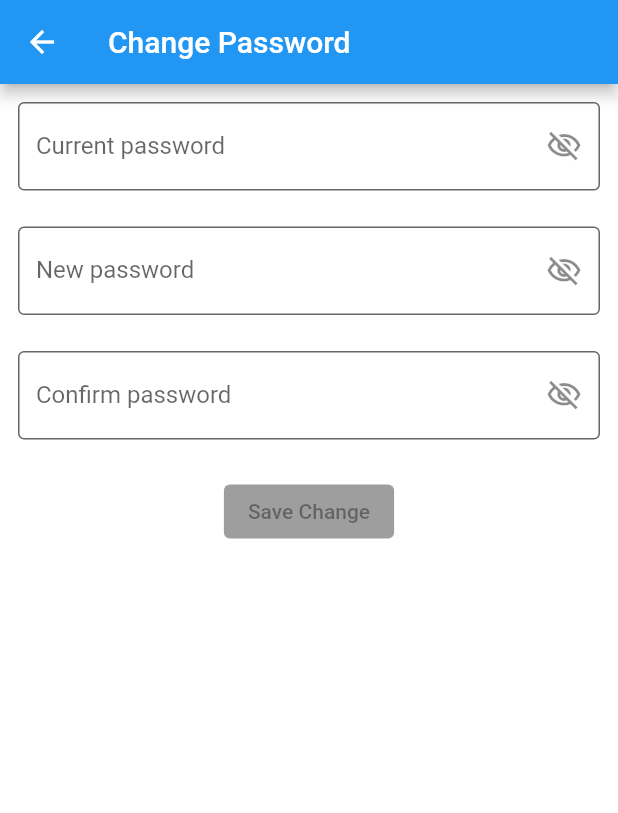
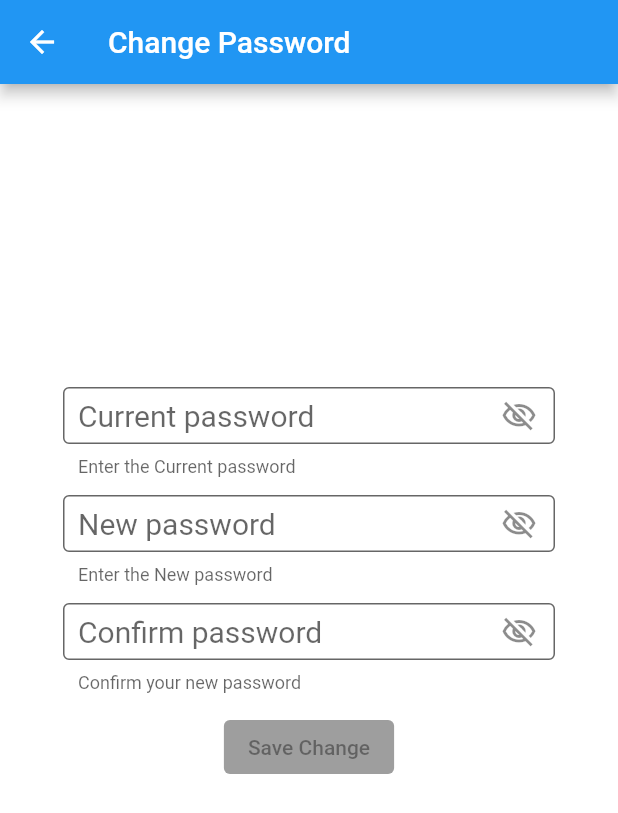
Before and after one commit to henryliang3027/ricoms_app, a Flutter app: the ChangePasswordPage screen opened directly, on a phone screen of 412 x 824 dp. Shown: the top 813 px of the screen. Run offline on Flutter 3.47's test engine with Material 2 defaults, Android fonts, the phone set to English and light mode, and no system bars; our stand-ins replace bloc, dio, equatable, flutter_bloc, formz, hive and 1 more; missing offline and left inert: flutter_simple_treeview, flutter_treeview; accounts and stored records are empty.

Commit message:
update ui

```diff
--- a/lib/change_password/view/change_password_form.dart
+++ b/lib/change_password/view/change_password_form.dart
@@ -77,18 +77,42 @@ class ChangePasswordForm extends StatelessWidget {
         }
       },
       child: Column(
+        mainAxisSize: MainAxisSize.min,
+        mainAxisAlignment: MainAxisAlignment.center,
         children: [
-          _CurrentPasswordInput(),
-          const Padding(padding: EdgeInsets.all(12)),
-          _NewPasswordInput(),
-          const Padding(padding: EdgeInsets.all(12)),
-          _ConfirmPasswordInput(),
-          const Padding(padding: EdgeInsets.all(12)),
+          Padding(
+            padding: const EdgeInsets.only(left: 30.0, right: 30.0),
+            child: SizedBox(
+              height: 60,
+              child: _CurrentPasswordInput(),
+            ),
+          ),
+
+          const Padding(padding: EdgeInsets.all(6)),
+          Padding(
+            padding: const EdgeInsets.only(left: 30.0, right: 30.0),
+            child: SizedBox(
+              height: 60,
+              child: _NewPasswordInput(),
+            ),
+          ),
+
+          const Padding(padding: EdgeInsets.all(6)),
+
+          Padding(
+            padding: const EdgeInsets.only(left: 30.0, right: 30.0),
+            child: SizedBox(
+              height: 60,
+              child: _ConfirmPasswordInput(),
+            ),
+          ),
+
+          const Padding(padding: EdgeInsets.all(6)),
           // const Expanded(
           //   child: SizedBox(),
           // ),
           _SaveButton(),
-          const Padding(padding: EdgeInsets.all(12)),
+          const Padding(padding: EdgeInsets.all(50)),
         ],
       ),
     );
@@ -106,19 +130,26 @@ class _CurrentPasswordInput extends StatelessWidget {
       builder: (context, state) {
         return TextField(
           key: const Key('changePasswordForm_currentPasswordInput_textField'),
+          textAlignVertical: TextAlignVertical.bottom,
           textInputAction: TextInputAction.done,
+          style: const TextStyle(fontSize: 20),
           onChanged: (password) => context
               .read<ChangePasswordBloc>()
               .add(CurrentPasswordChanged(password)),
           obscureText: !state.currentPasswordVisibility,
+          obscuringCharacter: '●',
           decoration: InputDecoration(
+            contentPadding:
+                const EdgeInsets.symmetric(vertical: 10.0, horizontal: 10.0),
             border: const OutlineInputBorder(),
             filled: true,
             fillColor: Colors.white,
-              labelText: 'Current password',
+            hintText: 'Current password',
+            hintStyle: const TextStyle(fontSize: 20),
             errorText: state.currentPassword.invalid
-                  ? 'invalid current password'
+                ? 'Password must be between 4-32 characters.'
                 : null,
+            helperText: 'Enter the Current password',
             suffixIcon: IconButton(
               icon: state.currentPasswordVisibility
                   ? const Icon(Icons.visibility_outlined)
@@ -128,7 +159,8 @@ class _CurrentPasswordInput extends StatelessWidget {
                     .read<ChangePasswordBloc>()
                     .add(const CurrentPasswordVisibilityChanged());
               },
-              )),
+            ),
+          ),
         );
       },
     );
@@ -145,18 +177,26 @@ class _NewPasswordInput extends StatelessWidget {
       builder: (context, state) {
         return TextField(
           key: const Key('changePasswordForm_newPasswordInput_textField'),
+          textAlignVertical: TextAlignVertical.bottom,
+          style: const TextStyle(fontSize: 20),
           textInputAction: TextInputAction.done,
           onChanged: (password) => context
               .read<ChangePasswordBloc>()
               .add(NewPasswordChanged(password)),
           obscureText: !state.newPasswordVisibility,
+          obscuringCharacter: '●',
           decoration: InputDecoration(
+              contentPadding:
+                  const EdgeInsets.symmetric(vertical: 10.0, horizontal: 10.0),
               border: const OutlineInputBorder(),
               filled: true,
               fillColor: Colors.white,
-              labelText: 'New password',
-              errorText:
-                  state.newPassword.invalid ? 'invalid new password' : null,
+              hintText: 'New password',
+              hintStyle: const TextStyle(fontSize: 20),
+              errorText: state.newPassword.invalid
+                  ? 'Password must be between 4-32 characters.'
+                  : null,
+              helperText: 'Enter the New password',
               suffixIcon: IconButton(
                 icon: state.newPasswordVisibility
                     ? const Icon(Icons.visibility_outlined)
@@ -184,19 +224,26 @@ class _ConfirmPasswordInput extends StatelessWidget {
       builder: (context, state) {
         return TextField(
           key: const Key('changePasswordForm_confirmPasswordInput_textField'),
+          textAlignVertical: TextAlignVertical.bottom,
+          style: const TextStyle(fontSize: 20),
           textInputAction: TextInputAction.done,
           onChanged: (password) => context
               .read<ChangePasswordBloc>()
               .add(ConfirmPasswordChanged(password)),
           obscureText: !state.confirmPasswordVisibility,
+          obscuringCharacter: '●',
           decoration: InputDecoration(
+              contentPadding:
+                  const EdgeInsets.symmetric(vertical: 10.0, horizontal: 10.0),
               border: const OutlineInputBorder(),
               filled: true,
               fillColor: Colors.white,
-              labelText: 'Confirm password',
+              hintText: 'Confirm password',
+              hintStyle: const TextStyle(fontSize: 20),
               errorText: state.confirmPassword.invalid
-                  ? 'invalid confirm password'
+                  ? 'Password must be between 4-32 characters.'
                   : null,
+              helperText: 'Confirm your new password',
               suffixIcon: IconButton(
                 icon: state.confirmPasswordVisibility
                     ? const Icon(Icons.visibility_outlined)
--- a/lib/change_password/view/change_password_page.dart
+++ b/lib/change_password/view/change_password_page.dart
@@ -19,7 +19,7 @@ class ChangePasswordPage extends StatelessWidget {
 
   @override
   Widget build(BuildContext context) {
-    final mq = MediaQueryData.fromWindow(window);
+    //final mq = MediaQueryData.fromWindow(window);
 
     return WillPopScope(
       onWillPop: () async {
@@ -32,12 +32,8 @@ class ChangePasswordPage extends StatelessWidget {
         appBar: AppBar(
           title: Text(_title),
         ),
-        body: ConstrainedBox(
-          constraints: BoxConstraints.tightFor(
-            height: mq.size.height,
-          ),
-          child: Container(
-            height: double.infinity,
+        body: Container(
+          height: double.maxFinite,
           color: Colors.white,
           child: Padding(
             padding: const EdgeInsets.all(12),
@@ -53,7 +49,6 @@ class ChangePasswordPage extends StatelessWidget {
           ),
         ),
       ),
-      ),
     );
   }
 }
--- a/pubspec.yaml
+++ b/pubspec.yaml
@@ -45,7 +45,6 @@ dependencies:
   cupertino_icons: ^1.0.2
 
   equatable: ^2.0.3
-  flutter_gifimage: ^1.0.1
 
 dev_dependencies:
   flutter_test:
```
Also changed, not shown: lib/login/view/login_form.dart (+79 -81 lines), lib/login/view/login_page.dart (+3 -70 lines), pubspec.lock, 2 other files. Lines whose indentation alone changed are shown as unchanged.
